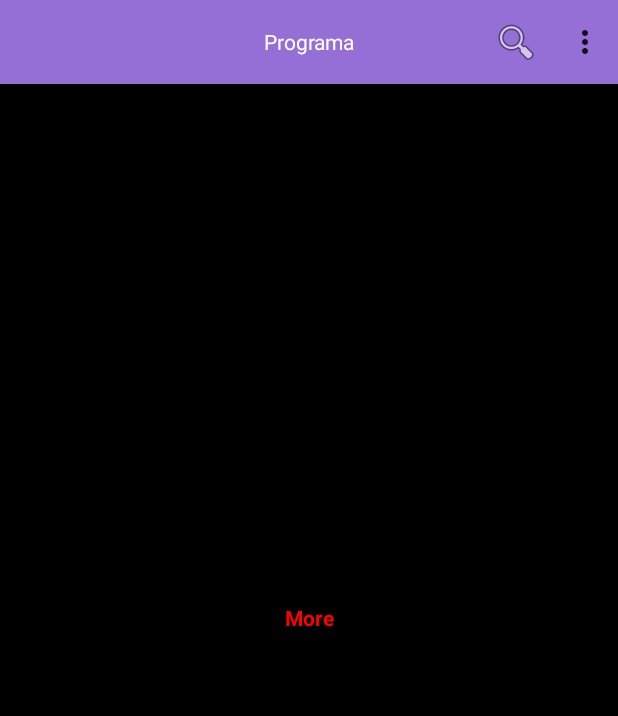
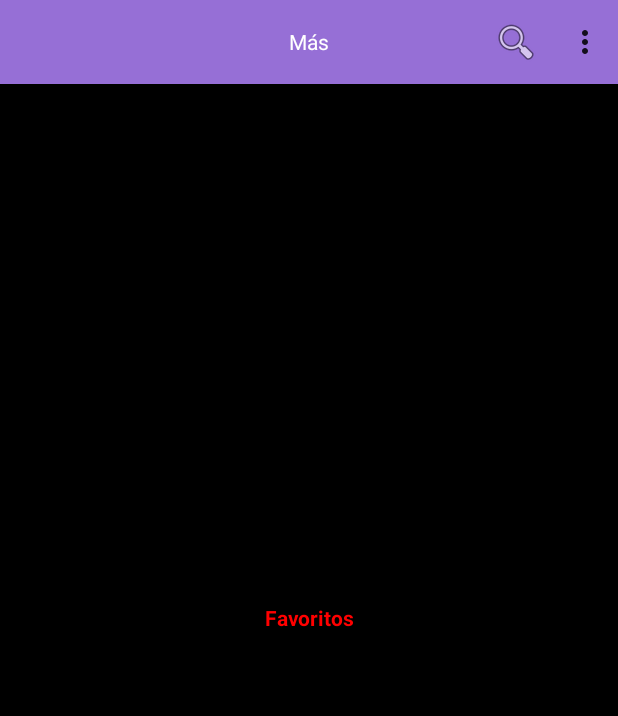
Before and after one commit to alvoy/KotlinNewApp, an Android app: the screen it shows after launch (MainActivity), item 5 of the bottom bar chosen, on a phone screen of 412 x 824 dp. Shown: the top 716 px of the screen. Run offline under Robolectric (Android 15) with nearby library versions, the phone set to English and light mode, and no system bars.

Commit message:
Cambiando titulo de toolbar.

```diff
--- a/app/src/main/kotlin/newandroid/com/kotlinnewapp/MainActivity.kt
+++ b/app/src/main/kotlin/newandroid/com/kotlinnewapp/MainActivity.kt
@@ -25,7 +25,7 @@ class MainActivity : AppCompatActivity() {
         setTitle("")
         setContentView(R.layout.activity_main)
         setSupportActionBar(toolbar)
-        toolbar_title.text = getString(R.string.programa)
+        //toolbar_title.text = getString(R.string.programa)
         toolbar_title.setTextColor(Color.WHITE)
 
         //val bottomNavigation: BottomNavigationView = findViewById(R.id.navigationView)
@@ -35,11 +35,26 @@ class MainActivity : AppCompatActivity() {
 
             when(it.itemId){
 
-                R.id.navigation_home -> replaceFragment(homeFragment)
-                R.id.navigation_speakers -> replaceFragment(speakersFragment)
-                R.id.navigation_favorites -> replaceFragment(favoritesFragment)
-                R.id.navigation_sponsors -> replaceFragment(sponsorsFragment)
-                R.id.navigation_more -> replaceFragment(moreFragment)
+                R.id.navigation_home -> {
+                    replaceFragment(homeFragment)
+                    toolbar_title.text = "Programa"
+                }
+                R.id.navigation_speakers -> {
+                    replaceFragment(speakersFragment)
+                    toolbar_title.text = "Ponentes"
+                }
+                R.id.navigation_favorites -> {
+                    replaceFragment(favoritesFragment)
+                    toolbar_title.text = "Favoritos"
+                }
+                R.id.navigation_sponsors -> {
+                    replaceFragment(favoritesFragment)
+                    toolbar_title.text = "Patrocinadores"
+                }
+                R.id.navigation_more -> {
+                    replaceFragment(favoritesFragment)
+                    toolbar_title.text = "Más"
+                }
             }
             true
         }
--- /dev/null
+++ b/app/src/main/kotlin/newandroid/com/kotlinnewapp/presentation/MainPresenter.kt
@@ -0,0 +1,3 @@
+package newandroid.com.kotlinnewapp.presentation
+
+class MainPresenter
```
